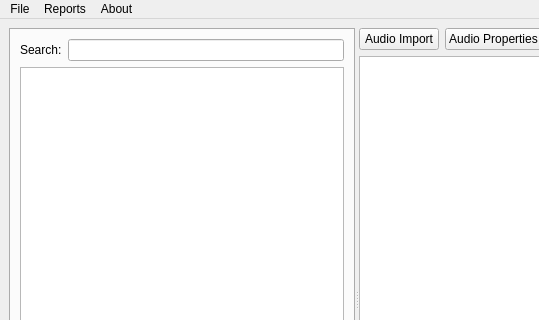
Before: the Qt Designer form rave/AudioExplorer/mainwindow.ui in pgathogo/raven, drawn with Qt 5; both pictures show x 0 to 539 and y 0 to 320 of the 1096 by 600 pixel window.
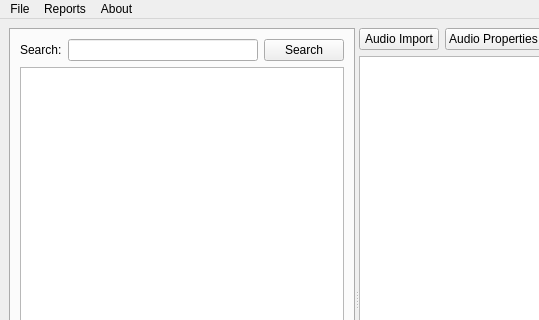
After: the same form once the commit is applied. The open tabs and pages were chosen to show the change.

Commit message:
AudioExplorer: Added Add, Edit, Delete and Search functions.
You can now add a new artist, edit existing artist record or delete
existing artist record. You can also search an artist based on the
fullname.

The edit to the form file:
```diff
--- a/rave/AudioExplorer/mainwindow.ui
+++ b/rave/AudioExplorer/mainwindow.ui
@@ -71,7 +71,14 @@
             </widget>
            </item>
            <item>
-            <widget class="QLineEdit" name="lineEdit"/>
+            <widget class="QLineEdit" name="edtSearchArtist"/>
+           </item>
+           <item>
+            <widget class="QPushButton" name="btnSearchArtist">
+             <property name="text">
+              <string>Search</string>
+             </property>
+            </widget>
            </item>
           </layout>
          </item>
```
Left out of the diff: 11 changed lines with no effect on the pictures. The commit also changes 16 other files.
